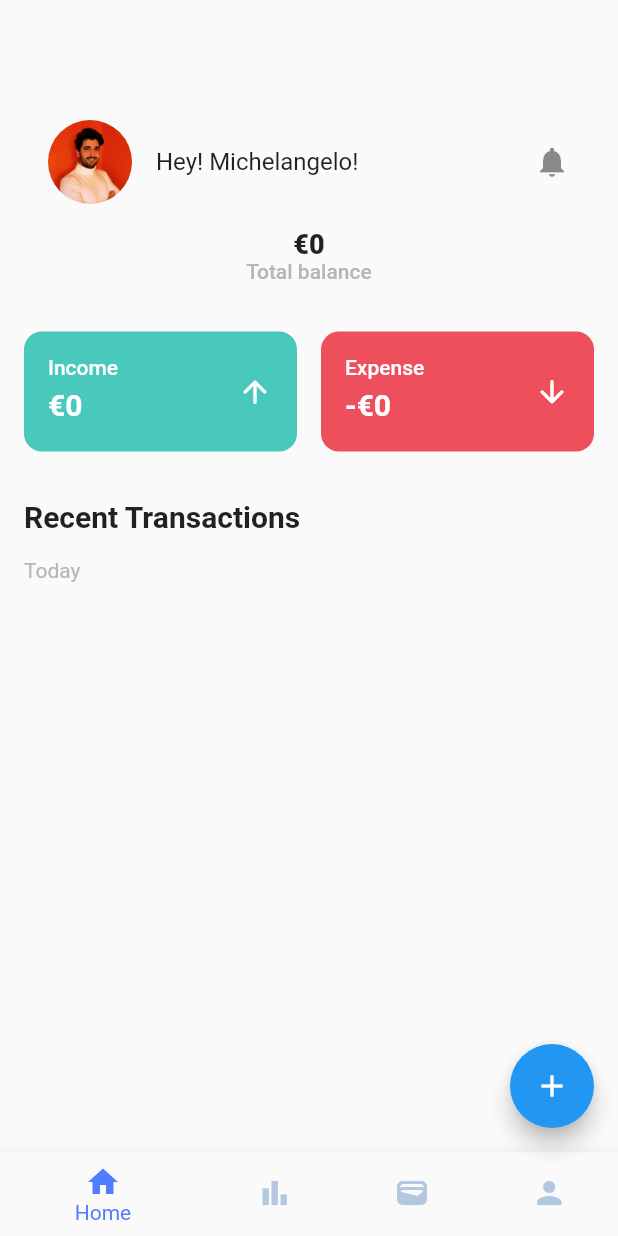
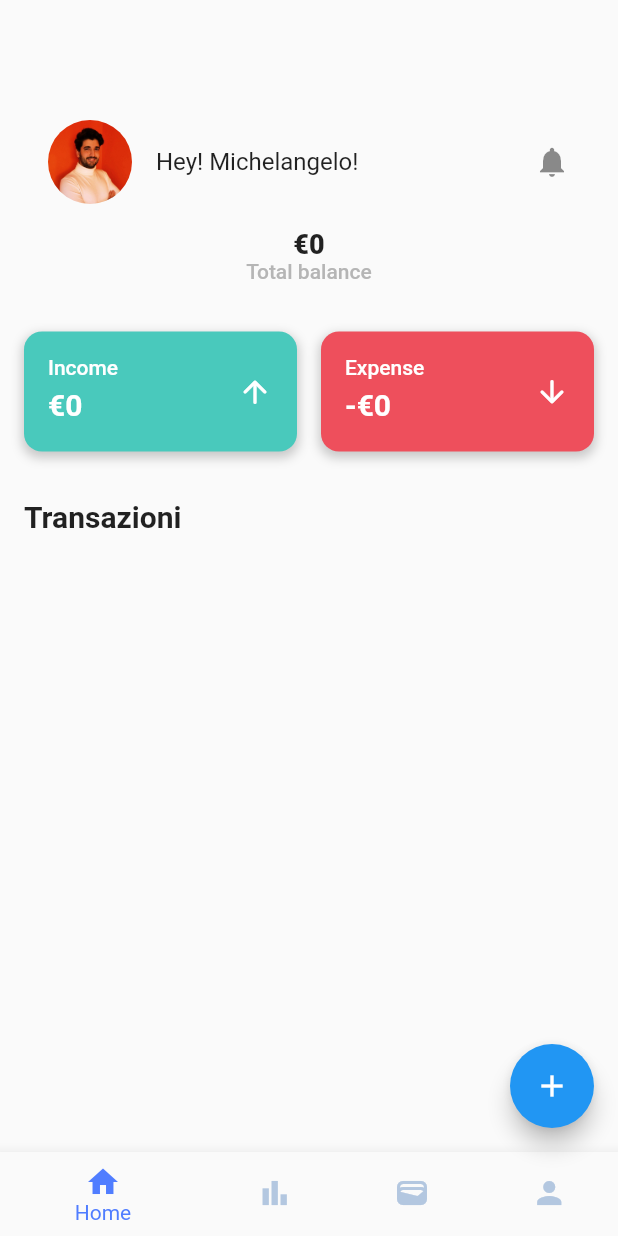
Before and after one commit to Michelangelo00/flutter-projects, a Flutter app: the screen it shows after launch, on a phone screen of 412 x 824 dp. Run offline on Flutter 3.47's test engine with Material 2 defaults, Android fonts, the phone set to English and light mode, and no system bars.

Commit message:
16:47 - 30/08/2023

```diff
--- a/moneymanagerapp/lib/screens/home_screen_tab.dart
+++ b/moneymanagerapp/lib/screens/home_screen_tab.dart
@@ -73,7 +73,7 @@ class HomeScreenTab extends StatelessWidget {
               height: defaultSpacing * 2,
             ),
             Text(
-              "Recent Transactions",
+              "Transazioni",
               style: Theme.of(context)
                   .textTheme
                   .headline6
@@ -81,10 +81,6 @@ class HomeScreenTab extends StatelessWidget {
             ),
             const SizedBox(
               height: defaultSpacing,
-            ),
-            const Text(
-              "Today",
-              style: TextStyle(color: fontSubHeading),
             ),
             ...transactions.map((transaction) => TransictionItemTitle(
                   transaction: transaction,
--- a/moneymanagerapp/lib/widget/income_expense_card.dart
+++ b/moneymanagerapp/lib/widget/income_expense_card.dart
@@ -21,8 +21,17 @@ class IncomeExpenseCard extends StatelessWidget {
       height: 80,
       padding: const EdgeInsets.all(defaultSpacing),
       decoration: BoxDecoration(
-          color: expenseData.label == "Income" ? primaryDark : accent,
-          borderRadius: const BorderRadius.all(Radius.circular(defaultRadius))),
+        color: expenseData.label == "Income" ? primaryDark : accent,
+        borderRadius: const BorderRadius.all(Radius.circular(defaultRadius)),
+        boxShadow: [
+          BoxShadow(
+            color: Colors.black.withOpacity(0.2), // Colore dell'ombra
+            spreadRadius: 1, // L'estensione dell'ombra
+            blurRadius: 5, // La sfocatura dell'ombra
+            offset: const Offset(0, 3), // La direzione dell'ombra
+          ),
+        ],
+      ),
       child: Row(
         mainAxisAlignment: MainAxisAlignment.center,
         children: [
```
